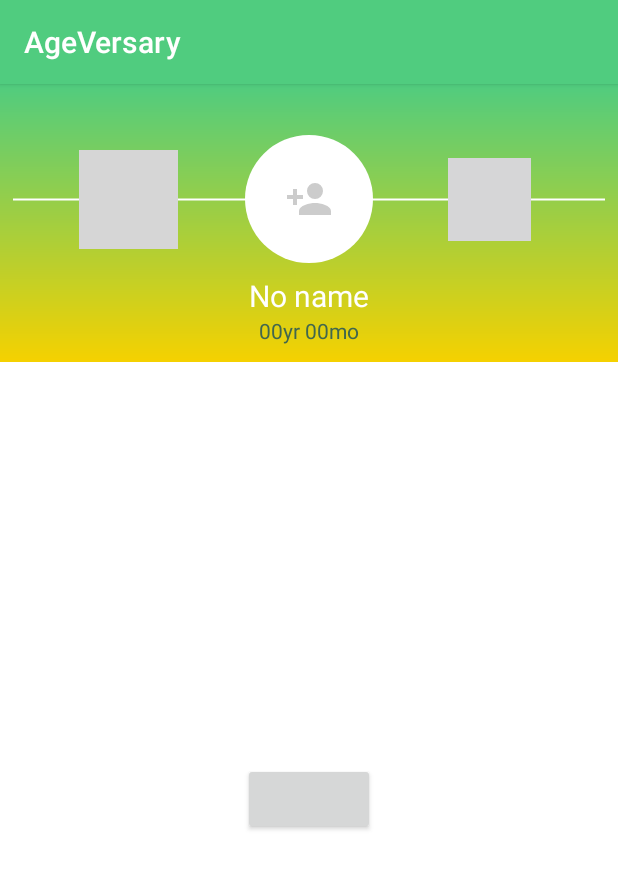
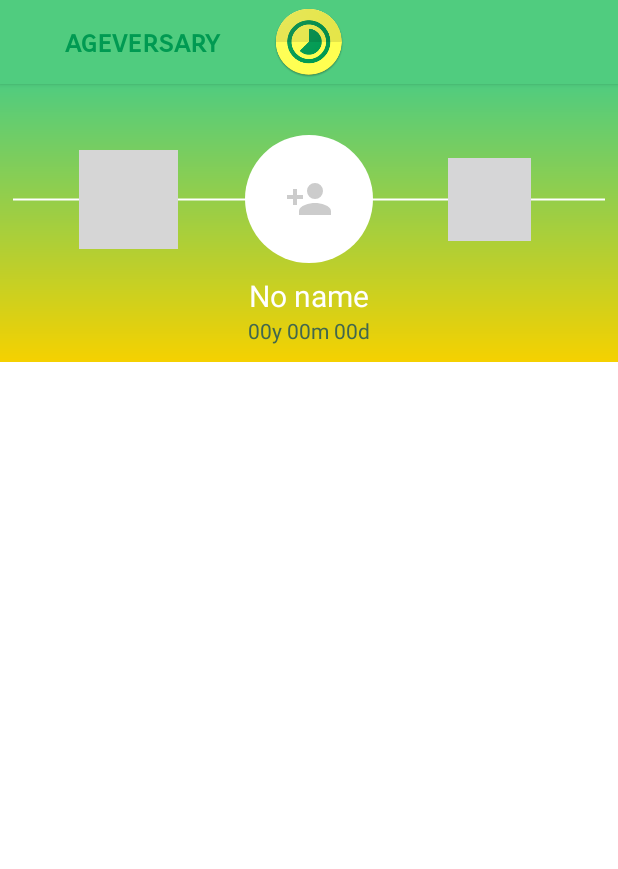
Before and after one commit to neone35/ageversary, an Android app: the screen it shows after launch (MainActivity), on a phone screen of 412 x 824 dp. Shown: the top 869 px of the screen. Run offline under Robolectric (Android 15) with nearby library versions, the phone set to English and light mode, and no system bars; our stand-ins replace ButterKnife, Picasso; libraries missing offline, so code that uses them is left out: com.blankj.utilcode, com.facebook, com.facebook.login, com.facebook.stetho, com.orhanobut.logger and 1 more; plain views replace LoginButton, SeekArc; pictures from the network do not load; 6 statements that could not run were skipped; grey boxes are pictures that could not be loaded.

Commit message:
Save or erase user info as preferences depending on login state

```diff
--- a/app/src/main/java/com/github/neone35/ageversary/MainActivity.java
+++ b/app/src/main/java/com/github/neone35/ageversary/MainActivity.java
@@ -1,24 +1,16 @@
 package com.github.neone35.ageversary;
 
-import android.app.ActionBar;
-import android.app.DatePickerDialog;
 import android.content.Context;
 import android.content.Intent;
 import android.content.SharedPreferences;
-import android.content.pm.PackageInfo;
-import android.content.pm.PackageManager;
-import android.content.pm.Signature;
-import android.net.Uri;
 import android.os.Bundle;
 
-import android.util.Base64;
+import android.view.View;
 import android.view.animation.AccelerateInterpolator;
 import android.view.animation.AlphaAnimation;
 import android.view.animation.Animation;
-import android.widget.DatePicker;
 import android.widget.ImageView;
 import android.widget.TextView;
-import android.widget.Toast;
 
 import com.blankj.utilcode.util.TimeUtils;
 import com.blankj.utilcode.util.ToastUtils;
@@ -32,7 +24,8 @@ import com.facebook.login.LoginManager;
 import com.facebook.login.LoginResult;
 import com.facebook.login.widget.LoginButton;
 import com.facebook.stetho.Stetho;
-import com.github.neone35.ageversary.utilities.CircleTransform;
+import com.github.neone35.ageversary.utils.CircleTransform;
+import com.github.neone35.ageversary.utils.PrefUtils;
 import com.orhanobut.logger.AndroidLogAdapter;
 import com.orhanobut.logger.Logger;
 import com.squareup.picasso.Picasso;
@@ -42,23 +35,22 @@ import org.joda.time.Period;
 import org.json.JSONException;
 import org.json.JSONObject;
 
-import java.security.MessageDigest;
-import java.security.NoSuchAlgorithmException;
-import java.text.DateFormat;
 import java.text.SimpleDateFormat;
 import java.util.Arrays;
 import java.util.Calendar;
 import java.util.Locale;
 
+import androidx.appcompat.app.ActionBar;
 import androidx.appcompat.app.AppCompatActivity;
 import androidx.constraintlayout.widget.ConstraintLayout;
-import androidx.fragment.app.FragmentManager;
 import butterknife.BindView;
 import butterknife.ButterKnife;
 
 public class MainActivity extends AppCompatActivity {
 
-    private final int RC_SIGN_IN = 141;
+    private static final String KEY_USER_NAME = "user_name";
+    private static final String KEY_USER_AGE = "user_age";
+    private static final String KEY_USER_PICTURE = "user_picture";
     @BindView(R.id.iv_year_holder)
     ImageView ivYearHolder;
     @BindView(R.id.iv_share_holder)
@@ -79,19 +71,21 @@ public class MainActivity extends AppCompatActivity {
     SeekArc saYearProgress;
     @BindView(R.id.constraintLayout)
     ConstraintLayout constraintLayout;
-    private SharedPreferences ageSharedPreferences;
     private CallbackManager callbackManager;
+    private PrefUtils mUserPrefs;
 
     @Override
     protected void onCreate(Bundle savedInstanceState) {
         super.onCreate(savedInstanceState);
         setContentView(R.layout.activity_main);
         setUpActivity();
-        ageSharedPreferences = this.getSharedPreferences(
-                getString(R.string.age_preferences_key), Context.MODE_PRIVATE);
+        SharedPreferences userSharedPreferences = this.getSharedPreferences(
+                PrefUtils.PREF_FILE_NAME, Context.MODE_PRIVATE);
+        mUserPrefs = PrefUtils.getInstance(userSharedPreferences);
 
         setYearProgress(saYearProgress, tvYearProgress);
         startAnimations(saYearProgress);
+        loadUserInfoFromPrefs();
         setUpListeners();
     }
 
@@ -104,7 +98,7 @@ public class MainActivity extends AppCompatActivity {
 
     private void setUpListeners() {
         // social profile sign in button
-        ivProfileHolder.setOnClickListener(view -> fbLoginButtonClick());
+        ivProfileHolder.setOnClickListener(view -> fbLogInOff());
         fbLoginButton.setOnClickListener(v -> {
             fbLoginButton.setReadPermissions(Arrays.asList(
                     "public_profile", "email", "user_birthday", "user_friends"));
@@ -119,6 +113,7 @@ public class MainActivity extends AppCompatActivity {
                             (object, response) -> {
                                 Logger.v("LoginActivity", response.toString());
                                 // Application code
+                                fbLoginButton.setVisibility(View.GONE);
                                 updateProfileUI(response);
                             });
                     Bundle parameters = new Bundle();
@@ -148,7 +143,7 @@ public class MainActivity extends AppCompatActivity {
         Logger.addLogAdapter(new AndroidLogAdapter());
         // set up action bar
         if (getSupportActionBar() != null) {
-//            getSupportActionBar().setDisplayOptions(ActionBar.DISPLAY_SHOW_CUSTOM);
+            getSupportActionBar().setDisplayOptions(ActionBar.DISPLAY_SHOW_CUSTOM);
             getSupportActionBar().setCustomView(R.layout.actionbar_custom);
         }
     }
@@ -169,43 +164,107 @@ public class MainActivity extends AppCompatActivity {
 //        }
 //    }
 
-    private void fbLoginButtonClick() {
+    private void fbLogInOff() {
         fbLoginButton.performClick();
         AccessToken accessToken = AccessToken.getCurrentAccessToken();
         boolean isLoggedIn = accessToken != null && !accessToken.isExpired();
-        Logger.d("fbLoginButtonClick: " + isLoggedIn);
+        Logger.d("fbLogInOff: " + isLoggedIn);
         if (isLoggedIn) {
             LoginManager.getInstance().logOut();
-            fbLoginButton.performClick();
+            // show facebook login button
+            fbLoginButton.setVisibility(View.VISIBLE);
+            // erase & load empty user preferences
+            mUserPrefs.clear();
+            loadUserInfoFromPrefs();
         }
+    }
+
+    @Override
+    protected void onRestoreInstanceState(Bundle savedInstanceState) {
+        super.onRestoreInstanceState(savedInstanceState);
+        // restore user info on switch
+//        loadUserInfoFromPrefs();
+    }
+
+    // load user info from preferences
+    private void loadUserInfoFromPrefs() {
+        if (mUserPrefs != null) {
+            // load user prefs if they exist
+            if (!mUserPrefs.getString(KEY_USER_AGE).isEmpty())
+                tvProfileAge.setText(mUserPrefs.getString(KEY_USER_AGE));
+            else {
+                tvProfileAge.setText(getString(R.string.default_age));
+            }
+            if (!mUserPrefs.getString(KEY_USER_NAME).isEmpty())
+                tvProfileName.setText(mUserPrefs.getString(KEY_USER_NAME));
+            else {
+                tvProfileName.setText(getString(R.string.no_name));
+            }
+            if (!mUserPrefs.getString(KEY_USER_PICTURE).isEmpty())
+                loadUserPicture(mUserPrefs.getString(KEY_USER_PICTURE));
+            else {
+                loadUserPicture(String.valueOf(R.drawable.account_circle_holder));
+            }
+
+            // show facebook login button only if user info is empty
+            if (mUserPrefs.getString(KEY_USER_AGE).isEmpty() &&
+                    mUserPrefs.getString(KEY_USER_NAME).isEmpty() &&
+                    mUserPrefs.getString(KEY_USER_PICTURE).isEmpty()) {
+                fbLoginButton.setVisibility(View.VISIBLE);
+            }
+        }
+    }
+
+    // save info to preferences
+    private void saveUserInfoToPrefs(String name, String age, String pictureUrl) {
+        mUserPrefs.clear();
+        if (tvProfileAge.getText() != getString(R.string.default_age)) {
+            if (mUserPrefs.getString(KEY_USER_AGE).isEmpty())
+                mUserPrefs.putString(KEY_USER_AGE, age);
+        }
+        if (tvProfileName.getText() != getString(R.string.no_name)) {
+            if (mUserPrefs.getString(KEY_USER_NAME).isEmpty())
+                mUserPrefs.putString(KEY_USER_NAME, name);
+        }
+        if (ivProfileHolder.getDrawable() != null) {
+            if (mUserPrefs.getString(KEY_USER_PICTURE).isEmpty())
+                mUserPrefs.putString(KEY_USER_PICTURE, pictureUrl);
+        }
+    }
+
+    // load profile photo into view
+    private void loadUserPicture(String pictureUrl) {
+        Picasso.get().load(pictureUrl)
+                .placeholder(R.drawable.account_circle_holder)
+                .fit()
+                .centerCrop()
+                .transform(new CircleTransform())
+                .into(ivProfileHolder);
     }
 
     private void updateProfileUI(GraphResponse response) {
         if (response != null) {
             // turn off login listener
 //            ivProfileHolder.setOnClickListener(null);
-            String name;
-            String birthDate;
-            String photoUrl;
+            String userName;
+            String userBirthDate;
+            String userPhotoUrl;
             try {
                 JSONObject resObj = response.getJSONObject();
-                name = resObj.getString("name");
-                birthDate = resObj.getString("birthday"); // 01/31/1980 format
-                photoUrl = resObj.getJSONObject("picture").getJSONObject("data").getString("url");
-                // load profile photo into view
-                Picasso.get().load(photoUrl)
-                        .placeholder(R.drawable.account_circle_holder)
-                        .fit()
-                        .centerCrop()
-                        .transform(new CircleTransform())
-                        .into(ivProfileHolder);
+                userName = resObj.getString("name");
+                userBirthDate = resObj.getString("birthday"); // 01/31/1980 format
+                userPhotoUrl = resObj.getJSONObject("picture").getJSONObject("data").getString("url");
+                loadUserPicture(userPhotoUrl);
                 // set profile name into view
-                tvProfileName.setText(name);
+                tvProfileName.setText(userName);
                 SimpleDateFormat dateFormat = new SimpleDateFormat("MM/dd/yyyy", Locale.getDefault());
-                long birthMillis = TimeUtils.string2Millis(birthDate, dateFormat);
+                long birthMillis = TimeUtils.string2Millis(userBirthDate, dateFormat);
                 long nowMillis = System.currentTimeMillis();
                 Period period = new Period(birthMillis, nowMillis);
-                tvProfileAge.setText(period.getYears() + "y " + period.getMonths() + "m " + period.getDays() + "d");
+                String userAge = getString(R.string.age_holder, period.getYears(), period.getMonths(), period.getDays());
+                // set user age into view
+                tvProfileAge.setText(userAge);
+                saveUserInfoToPrefs(userName, userAge, userPhotoUrl);
             } catch (JSONException e) {
                 e.printStackTrace();
             }
--- a/app/src/main/java/com/github/neone35/ageversary/utilities/CircleTransform.java
+++ b/app/src/main/java/com/github/neone35/ageversary/utils/CircleTransform.java
@@ -14,7 +14,7 @@
  * limitations under the License.
  */
 
-package com.github.neone35.ageversary.utilities;
+package com.github.neone35.ageversary.utils;
 
 import android.graphics.Bitmap;
 import android.graphics.BitmapShader;
--- /dev/null
+++ b/app/src/main/java/com/github/neone35/ageversary/utils/PrefUtils.java
@@ -0,0 +1,61 @@
+package com.github.neone35.ageversary.utils;
+
+import android.content.SharedPreferences;
+
+import javax.annotation.Nonnull;
+import javax.annotation.Nullable;
+
+import androidx.annotation.NonNull;
+
+
+public class PrefUtils {
+
+    public static final String PREF_FILE_NAME = "ageversary_user_prefs";
+    @Nullable
+    private static PrefUtils INSTANCE;
+    private final SharedPreferences preferences;
+
+    private PrefUtils(SharedPreferences sharedPreferences) {
+        preferences = sharedPreferences;
+    }
+
+    public static PrefUtils getInstance(@NonNull SharedPreferences sharedPreferences) {
+        if (INSTANCE == null) {
+            INSTANCE = new PrefUtils(sharedPreferences);
+        }
+        return INSTANCE;
+    }
+
+    public static void destroyInstance() {
+        INSTANCE = null;
+    }
+
+    public void putString(@Nonnull String key, @Nonnull String value) {
+        preferences.edit().putString(key, value).apply();
+    }
+
+    public String getString(@Nonnull String key) {
+        return preferences.getString(key, "");
+    }
+
+    public void putBoolean(@Nonnull String key, boolean value) {
+        preferences.edit().putBoolean(key, value).apply();
+    }
+
+    public boolean getBoolean(@Nonnull String key) {
+        return preferences.getBoolean(key, false);
+    }
+
+    public void putInt(@Nonnull String key, boolean value) {
+        preferences.edit().putBoolean(key, value).apply();
+    }
+
+    public int getInt(@Nonnull String key) {
+        return preferences.getInt(key, -1);
+    }
+
+    public void clear() {
+        preferences.edit().clear().apply();
+    }
+
+}
--- a/app/src/main/res/layout/activity_main.xml
+++ b/app/src/main/res/layout/activity_main.xml
@@ -148,7 +148,7 @@
         android:layout_marginEnd="8dp"
         android:layout_marginRight="8dp"
         android:layout_marginBottom="8dp"
-        android:visibility="visible"
+        android:visibility="gone"
         app:layout_constraintBottom_toBottomOf="parent"
         app:layout_constraintEnd_toEndOf="parent"
         app:layout_constraintStart_toStartOf="parent"
--- a/app/src/main/res/values/strings.xml
+++ b/app/src/main/res/values/strings.xml
@@ -3,14 +3,14 @@
     <string name="app_name_caps">AgeVersary</string>
     <string name="percent">%</string>
     <string name="no_name">No name</string>
-    <string name="default_age">00yr 00mo</string>
+    <string name="default_age"><b>00</b>y <b>00</b>m <b>00</b>d</string>
     <string name="year_progress_label">year</string>
     <string name="choose_birth_date">Choose your birth date</string>
     <string name="years_age_key">years_age</string>
     <string name="months_age_key">months_age</string>
     <string name="user_age_key">user_age</string>
-    <string name="age_preferences_key">age_preferences</string>
     <string name="facebook_app_id">934823246677416</string>
     <string name="fb_login_protocol_scheme">fb934823246677416</string>
     <string name="app_logo_string">app logo</string>
+    <string name="age_holder"><b>%1$d</b>y <b>%2$d</b>m <b>%3$d</b>d</string>
 </resources>
```
